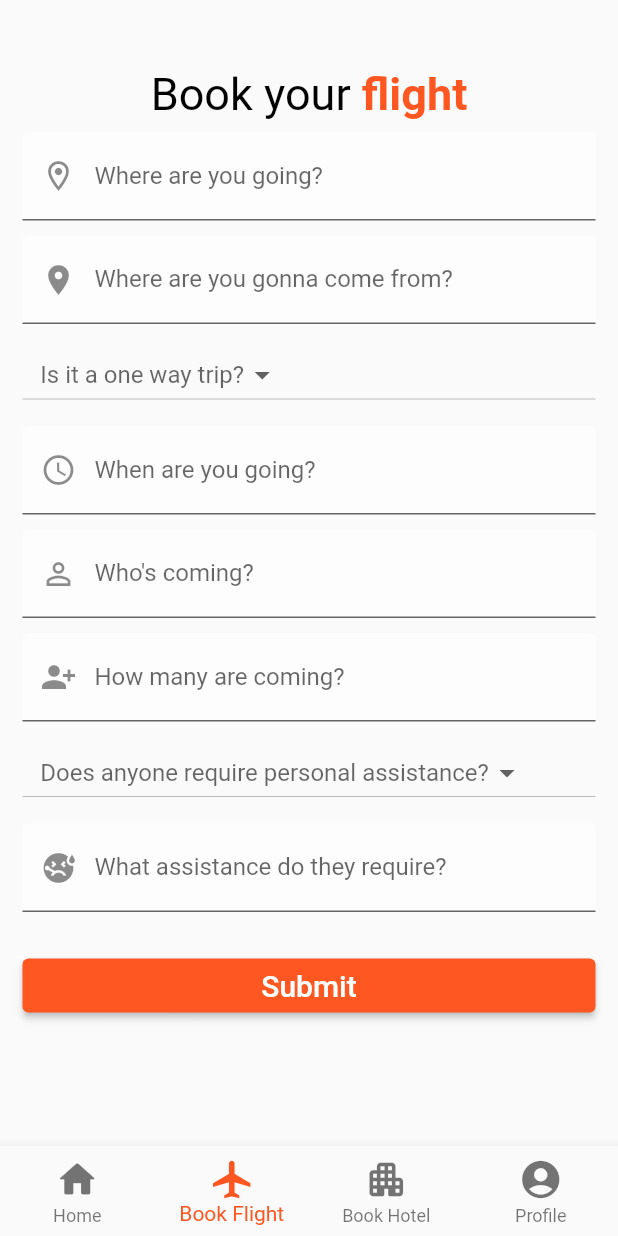
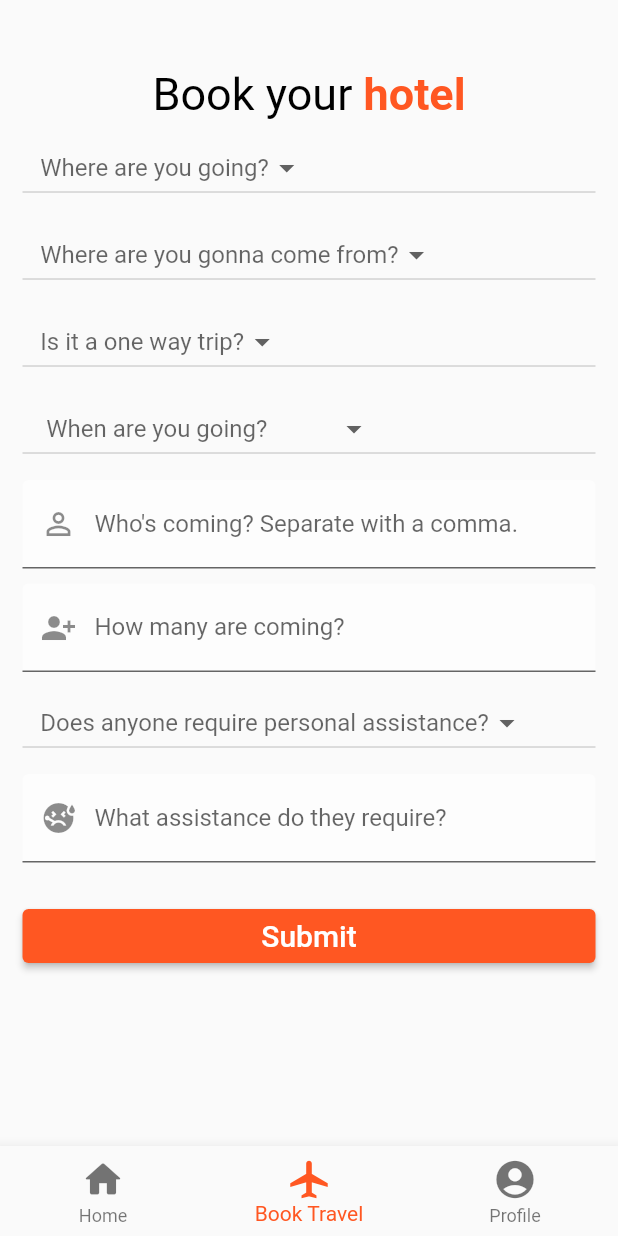
Before and after one commit to adrnmlgrto/TravelogueApp, a Flutter app: the MainPage screen opened directly with empty values, item 2 of the bottom bar chosen, on a phone screen of 412 x 824 dp. Run offline on Flutter 3.47's test engine with Material 2 defaults, Android fonts, the phone set to English and light mode, and no system bars; our stand-ins replace cached_network_image, carousel_slider, form_field_validator, smooth_page_indicator; network calls fail.

Commit message:
Updated homepage.dart and mainpage.dart

```diff
--- a/lib/homepage.dart
+++ b/lib/homepage.dart
@@ -316,7 +316,7 @@ class _HomePageState extends State<HomePage> {
 
   Widget buildRow(BuildContext context, CardItem cardItem) {
     return Container(
-      padding: EdgeInsets.fromLTRB(10, 10, 0, 0),
+      padding: EdgeInsets.fromLTRB(10, 10, 10, 0),
       width: 200,
       height: 180,
       child: Column(
--- a/lib/mainpage.dart
+++ b/lib/mainpage.dart
@@ -1,7 +1,7 @@
 import 'package:flutter/material.dart';
 import 'package:myflutter/homepage.dart';
 import 'package:myflutter/bookAirport.dart';
-import 'package:myflutter/bookHotel.dart';
+import 'package:myflutter/bookTravel.dart';
 import 'package:cached_network_image/cached_network_image.dart';
 import 'package:myflutter/login.dart';
 
@@ -33,8 +33,6 @@ class _MainPageState extends State<MainPage> {
     if (index == 0) {
       return HomePage();
     } else if (index == 1) {
-      return BookingAir();
-    } else if (index == 2) {
       return BookingHotel();
     }
     return Padding(
@@ -140,12 +138,12 @@ class _MainPageState extends State<MainPage> {
           ),
           BottomNavigationBarItem(
             icon: Icon(Icons.airplanemode_active_outlined),
-            label: "Book Flight",
+            label: "Book Travel",
           ),
-          BottomNavigationBarItem(
-            icon: Icon(Icons.apartment_rounded),
-            label: "Book Hotel",
-          ),
+          // BottomNavigationBarItem(
+          //   icon: Icon(Icons.apartment_rounded),
+          //   label: "Book Hotel",
+          // ),
           BottomNavigationBarItem(
             icon: Icon(Icons.account_circle),
             label: "Profile",
```
